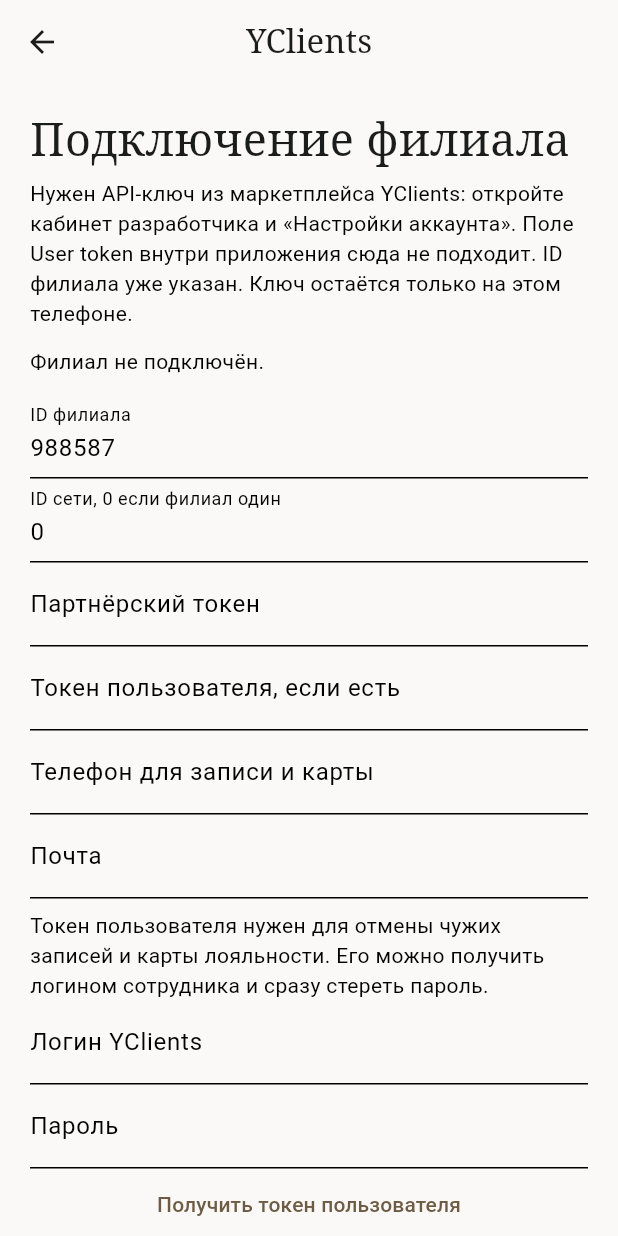
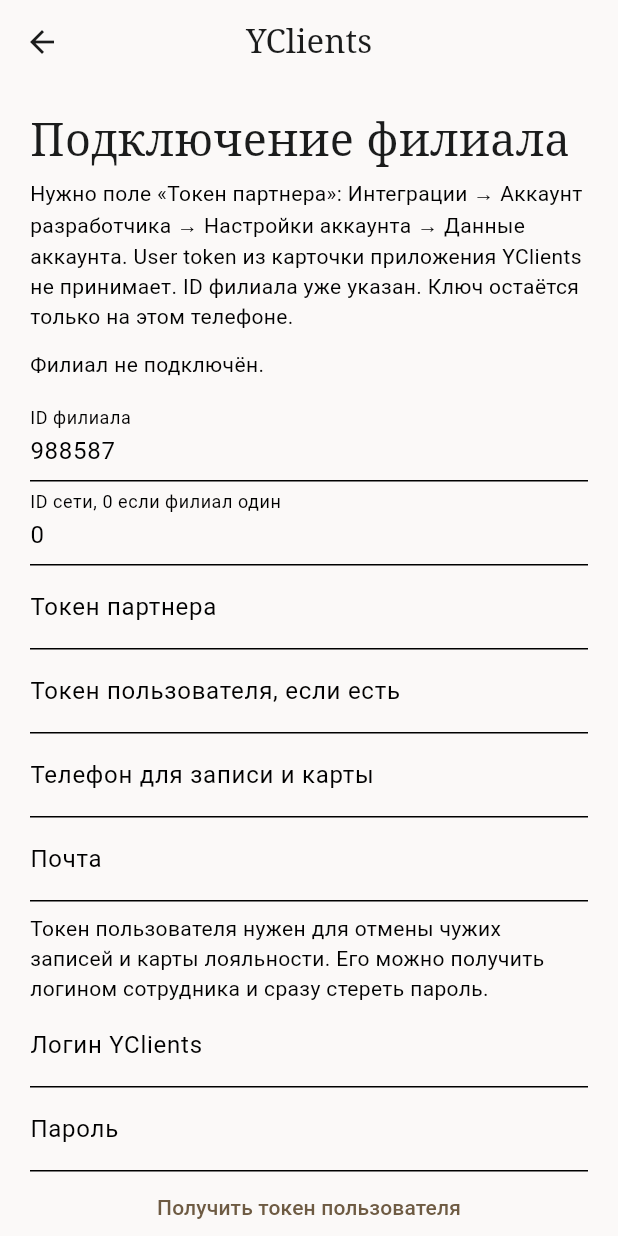
Before and after one commit to sifonyarya-afk/cult, a Flutter app: the YClientsPage screen opened directly, on a phone screen of 412 x 824 dp. Run offline on Flutter 3.47's test engine with Material 3 defaults, Android fonts, the phone set to English and light mode, and no system bars; our stand-ins replace shared_preferences; accounts and stored records are empty.

Commit message:
Name the YClients partner token field the way the marketplace does.
The screen now points to Account data, Token of the partner, so a user token from the app card is not pasted in its place.

Co-authored-by: vladlazarevmp9875 <vladlazarevmp9875@rambler.ru>

```diff
--- a/mobile/lib/pages/yclients_page.dart
+++ b/mobile/lib/pages/yclients_page.dart
@@ -134,14 +134,14 @@ class _YClientsPageState extends State<YClientsPage> {
           Text('Подключение филиала', style: cultHeadline(30)),
           const SizedBox(height: 8),
           const Text(
-            'Нужен API-ключ из маркетплейса YClients: откройте кабинет разработчика и «Настройки аккаунта». Поле User token внутри приложения сюда не подходит. ID филиала уже указан. Ключ остаётся только на этом телефоне.',
+            'Нужно поле «Токен партнера»: Интеграции → Аккаунт разработчика → Настройки аккаунта → Данные аккаунта. User token из карточки приложения YClients не принимает. ID филиала уже указан. Ключ остаётся только на этом телефоне.',
           ),
           const SizedBox(height: 12),
           Text(store.yclientsReady ? 'Сейчас подключён филиал ${store.companyId}.' : 'Филиал не подключён.'),
           const SizedBox(height: 12),
           TextField(controller: _company, keyboardType: TextInputType.number, decoration: const InputDecoration(labelText: 'ID филиала')),
           TextField(controller: _chain, keyboardType: TextInputType.number, decoration: const InputDecoration(labelText: 'ID сети, 0 если филиал один')),
-          TextField(controller: _partner, obscureText: true, decoration: const InputDecoration(labelText: 'Партнёрский токен')),
+          TextField(controller: _partner, obscureText: true, decoration: const InputDecoration(labelText: 'Токен партнера')),
           TextField(controller: _user, obscureText: true, decoration: const InputDecoration(labelText: 'Токен пользователя, если есть')),
           TextField(controller: _phone, keyboardType: TextInputType.phone, decoration: const InputDecoration(labelText: 'Телефон для записи и карты')),
           TextField(controller: _email, keyboardType: TextInputType.emailAddress, decoration: const InputDecoration(labelText: 'Почта')),
```
